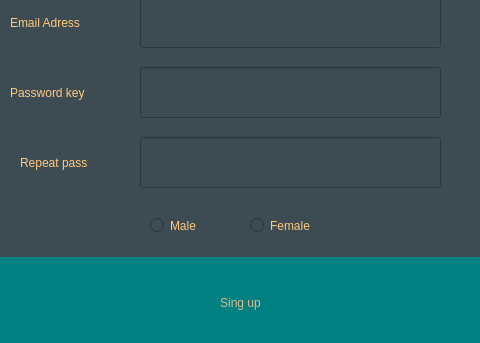
The window that creatAccount.ui (abduluziz-alghowinem/RegistrationSystem1-) describes before a commit, drawn with Qt 5; both pictures show x 0 to 480 and y 283 to 626 of the 480 by 626 pixel window.
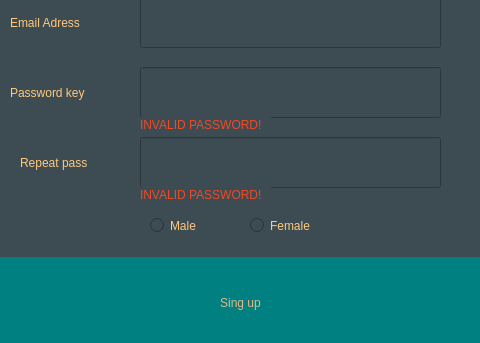
The same window after the commit.

Diff of the .ui file:
```diff
--- a/creatAccount.ui
+++ b/creatAccount.ui
@@ -293,6 +293,40 @@
     <string>❮</string>
    </property>
   </widget>
+  <widget class="QLabel" name="invalidLabel">
+   <property name="geometry">
+    <rect>
+     <x>140</x>
+     <y>470</y>
+     <width>131</width>
+     <height>16</height>
+    </rect>
+   </property>
+   <property name="styleSheet">
+    <string notr="true">font: 75 10pt &quot;MS Shell Dlg 2&quot;;
+color: rgb(238, 74, 38);</string>
+   </property>
+   <property name="text">
+    <string>INVALID PASSWORD!</string>
+   </property>
+  </widget>
+  <widget class="QLabel" name="invalidLabel_2">
+   <property name="geometry">
+    <rect>
+     <x>140</x>
+     <y>400</y>
+     <width>131</width>
+     <height>16</height>
+    </rect>
+   </property>
+   <property name="styleSheet">
+    <string notr="true">font: 75 10pt &quot;MS Shell Dlg 2&quot;;
+color: rgb(238, 74, 38);</string>
+   </property>
+   <property name="text">
+    <string>INVALID PASSWORD!</string>
+   </property>
+  </widget>
  </widget>
  <tabstops>
   <tabstop>firstName</tabstop>
```
